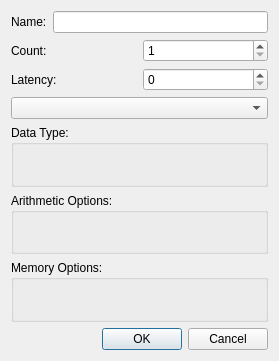
Above: architectureitemeditordialog.ui from Ty-Frame/Tomasulos-Algorithm before the change. Below: the same form after it.
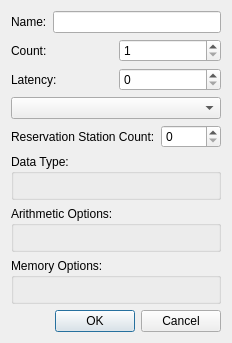
That is the form after the change.

Commit message: Reservation Station Count Implemented

Patch:
```diff
--- a/architectureitemeditordialog.ui
+++ b/architectureitemeditordialog.ui
@@ -6,8 +6,8 @@
    <rect>
     <x>0</x>
     <y>0</y>
-    <width>279</width>
-    <height>361</height>
+    <width>232</width>
+    <height>343</height>
    </rect>
   </property>
   <property name="windowTitle">
@@ -70,6 +70,20 @@
    <item>
     <widget class="QComboBox" name="functionalUnitTypeComboBox"/>
    </item>
+   <item>
+    <layout class="QHBoxLayout" name="horizontalLayout_5">
+     <item>
+      <widget class="QLabel" name="label_4">
+       <property name="text">
+        <string>Reservation Station Count:</string>
+       </property>
+      </widget>
+     </item>
+     <item>
+      <widget class="QSpinBox" name="reservationStationCountSpinBox"/>
+     </item>
+    </layout>
+   </item>
    <item>
     <widget class="QGroupBox" name="dataTypeGroupBox">
      <property name="title">
```
The commit also changes 4 other files.
